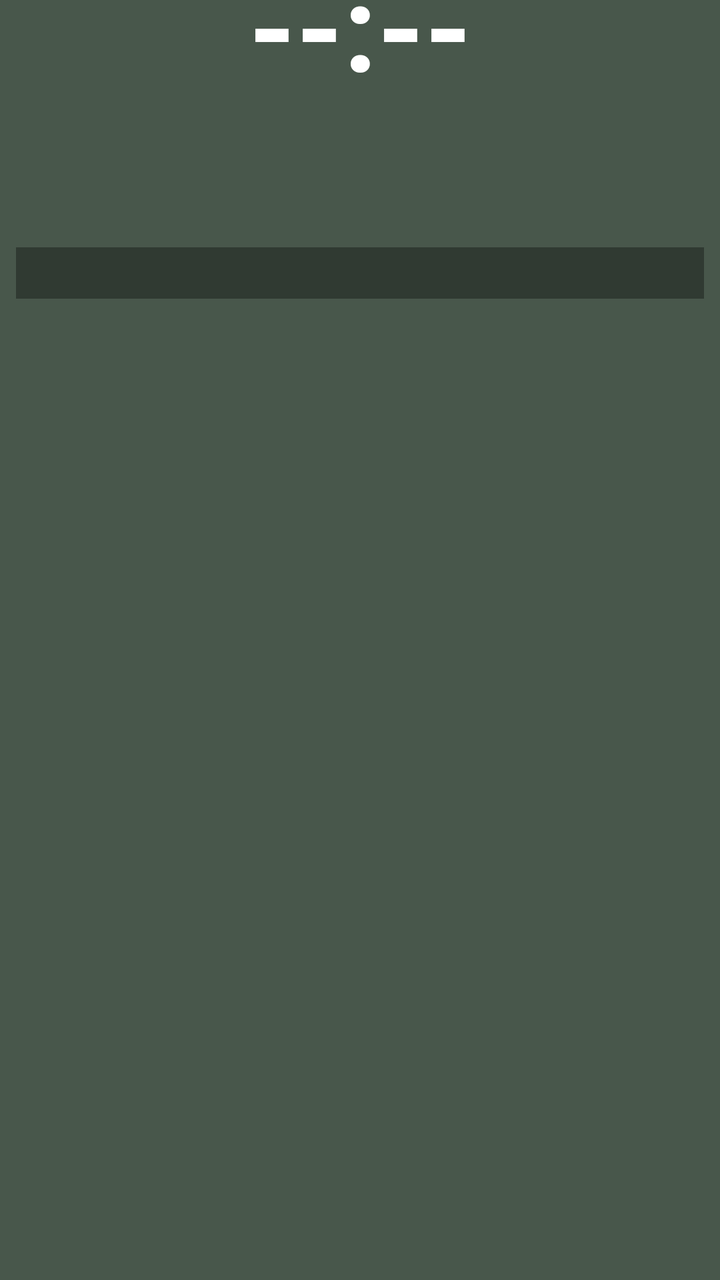
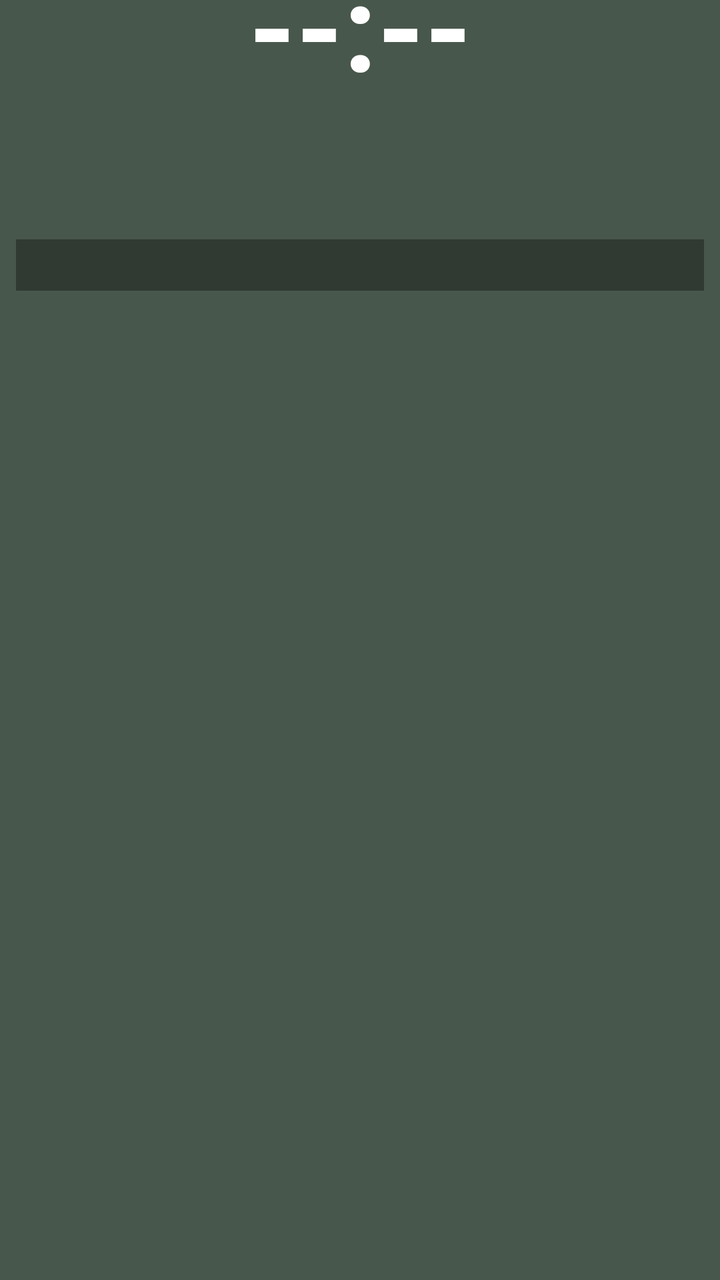

Before-and-after screenshots of an Android layout around one commit, followed by the original layout XML and the change that was made.
<!-- AndroidManifest.xml: fallback theme Theme.MaterialComponents.DayNight.NoActionBar -->
<!-- res/layout/prayer_widget_layout.xml -->
<?xml version="1.0" encoding="utf-8"?>
<LinearLayout xmlns:android="http://schemas.android.com/apk/res/android"
    android:layout_width="match_parent"
    android:layout_height="match_parent"
    android:orientation="vertical"
    android:background="@drawable/widget_background"
    android:paddingStart="8dp"
    android:paddingEnd="8dp"
    android:paddingTop="0dp"
    android:paddingBottom="8dp">

    
    <TextView
        android:id="@+id/widget_time"
        android:layout_width="match_parent"
        android:layout_height="wrap_content"
        android:layout_marginTop="-20dp"
        android:text="--:--"
        android:textColor="#FFFFFF"
        android:textSize="60sp"
        android:textStyle="bold"
        android:includeFontPadding="false"
        android:gravity="center" />

    
    <LinearLayout
        android:layout_width="match_parent"
        android:layout_height="wrap_content"
        android:layout_marginTop="-20dp"
        android:orientation="horizontal"
        android:gravity="center_vertical">

        <TextView
            android:id="@+id/widget_day"
            android:layout_width="0dp"
            android:layout_height="wrap_content"
            android:layout_weight="3"
            android:text=""
            android:textColor="#FFFFFF"
            android:textSize="25sp"
            android:textStyle="bold"
            android:includeFontPadding="false"
            android:singleLine="true"
            android:ellipsize="end" />

        <TextView
            android:id="@+id/widget_weather"
            android:layout_width="0dp"
            android:layout_height="wrap_content"
            android:layout_weight="4"
            android:text=""
            android:textColor="#80DEEA"
            android:textSize="13sp"
            android:textStyle="bold"
            android:gravity="end"
            android:singleLine="true"
            android:ellipsize="start" />

    </LinearLayout>

    
    <LinearLayout
        android:layout_width="match_parent"
        android:layout_height="wrap_content"
        android:layout_marginTop="-10dp"
        android:orientation="horizontal">

        
        <LinearLayout
            android:layout_width="0dp"
            android:layout_height="wrap_content"
            android:layout_weight="1"
            android:orientation="vertical">

            <TextView
                android:id="@+id/widget_gregorian"
                android:layout_width="wrap_content"
                android:layout_height="wrap_content"
                android:text=""
                android:textColor="#E0E0E0"
                android:textSize="16sp"
                android:textStyle="bold" />

            <TextView
                android:id="@+id/widget_hijri"
                android:layout_width="wrap_content"
                android:layout_height="wrap_content"
                android:layout_marginTop="-1dp"
                android:text=""
                android:textColor="#FFD54F"
                android:textSize="15sp"
                android:textStyle="bold" />

            <TextView
                android:id="@+id/widget_bangla_date"
                android:layout_width="wrap_content"
                android:layout_height="wrap_content"
                android:layout_marginTop="-1dp"
                android:text=""
                android:textColor="#80DEEA"
                android:textSize="15sp"
                android:textStyle="bold" />

        </LinearLayout>

        
        <LinearLayout
            android:layout_width="0dp"
            android:layout_height="wrap_content"
            android:layout_weight="1"
            android:orientation="vertical">

            <TextView
                android:id="@+id/widget_sunrise"
                android:layout_width="wrap_content"
                android:layout_height="wrap_content"
                android:text=""
                android:textColor="#FFD54F"
                android:textSize="14sp"
                android:textStyle="bold" />

            <TextView
                android:id="@+id/widget_sunset"
                android:layout_width="wrap_content"
                android:layout_height="wrap_content"
                android:layout_marginTop="-1dp"
                android:text=""
                android:textColor="#FFD54F"
                android:textSize="14sp"
                android:textStyle="bold" />

            <TextView
                android:id="@+id/widget_sehri"
                android:layout_width="wrap_content"
                android:layout_height="wrap_content"
                android:layout_marginTop="3dp"
                android:text=""
                android:textColor="#00E676"
                android:textSize="14sp"
                android:textStyle="bold" />

            <TextView
                android:id="@+id/widget_iftar"
                android:layout_width="wrap_content"
                android:layout_height="wrap_content"
                android:layout_marginTop="-1dp"
                android:text=""
                android:textColor="#00E676"
                android:textSize="14sp"
                android:textStyle="bold" />

        </LinearLayout>
    </LinearLayout>

    
    <TextView
        android:id="@+id/widget_alert"
        android:layout_width="match_parent"
        android:layout_height="wrap_content"
        android:layout_marginTop="-5dp"
        android:paddingTop="4dp"
        android:paddingBottom="4dp"
        android:paddingStart="4dp"
        android:paddingEnd="4dp"
        android:background="#55000000"
        android:text=""
        android:textColor="#FFD54F"
        android:textSize="13sp"
        android:textStyle="bold"
        android:gravity="start"
        android:maxLines="10"
        android:ellipsize="end" />

</LinearLayout>
<!-- resources referenced by this layout -->
<resources>
  <!-- drawable widget_background (drawable) -->
  <?xml version="1.0" encoding="utf-8"?>
  <shape xmlns:android="http://schemas.android.com/apk/res/android"
      android:shape="rectangle">
      <solid android:color="#CC1B2E1F" />
  </shape>
</resources>

<!-- the commit's change to res/layout/prayer_widget_layout.xml (unified diff, before → after) -->
@@ -157,7 +157,7 @@
         android:id="@+id/widget_alert"
         android:layout_width="match_parent"
         android:layout_height="wrap_content"
-        android:layout_marginTop="-5dp"
+        android:layout_marginTop="-9dp"
         android:paddingTop="4dp"
         android:paddingBottom="4dp"
         android:paddingStart="4dp"
